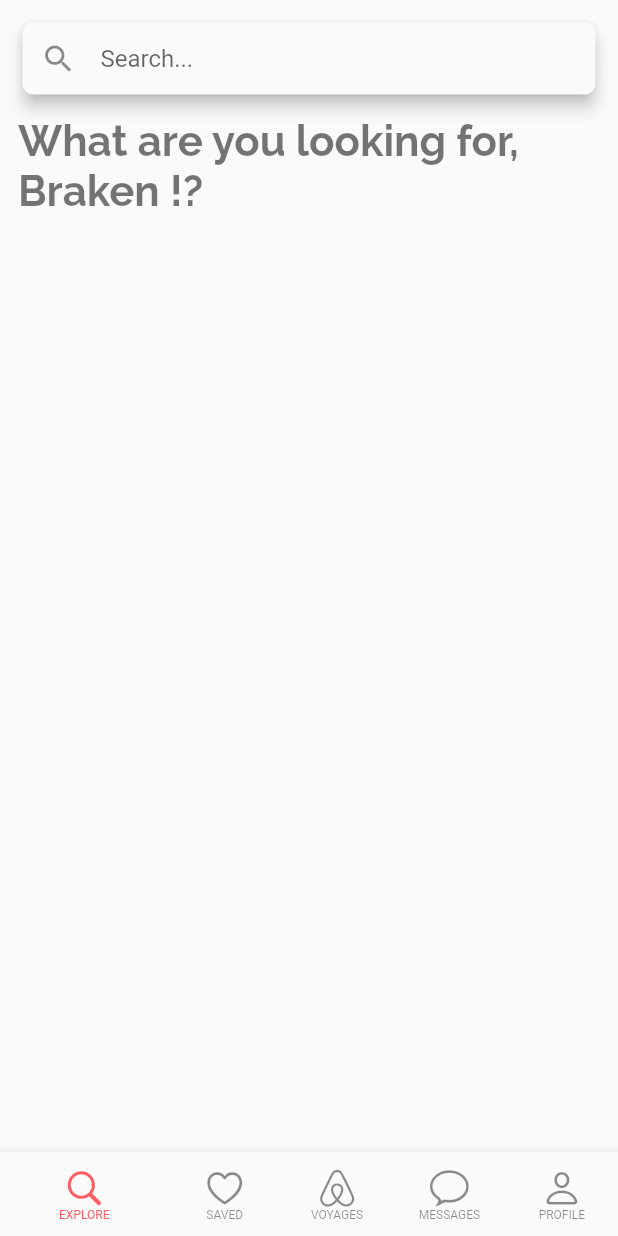
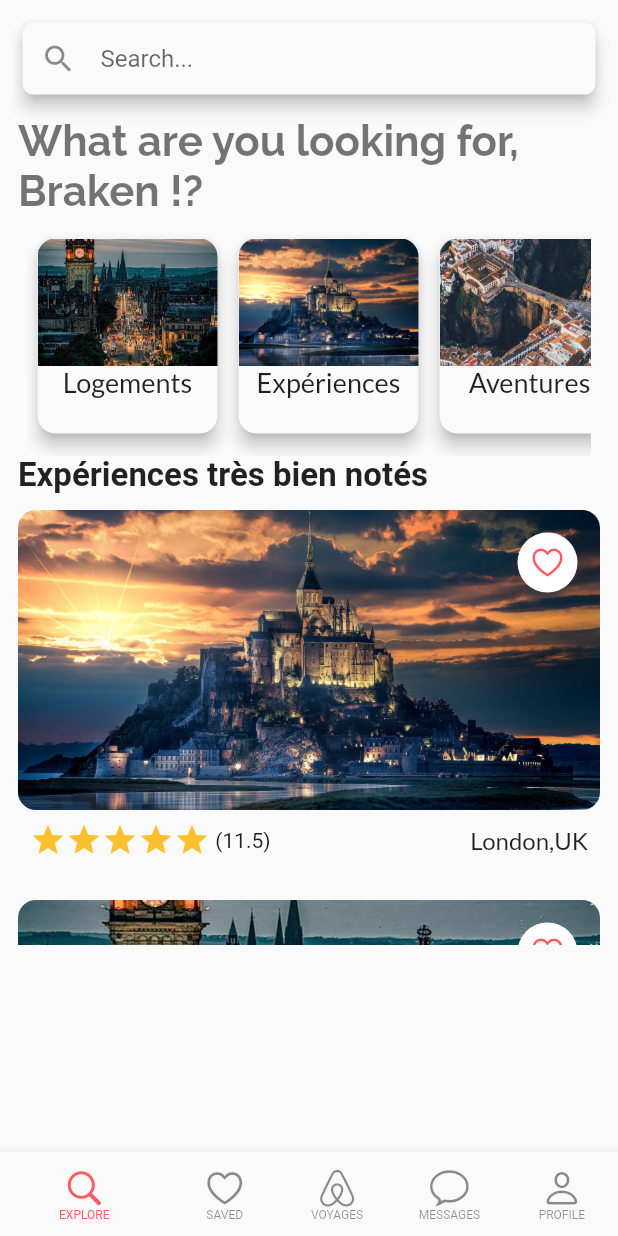
Before and after one commit to brakenseddik/AirBnb, a Flutter app: the screen it shows after launch, on a phone screen of 412 x 824 dp. Run offline on Flutter 3.47's test engine with Material 2 defaults, Android fonts, the phone set to English and light mode, and no system bars; our stand-ins replace font_awesome_flutter, google_fonts; Roboto replaces fonts that are missing (Signika).

Commit message:
add the explore page :)

```diff
--- /dev/null
+++ b/lib/components/aventures.dart
@@ -0,0 +1,108 @@
+import 'package:flutter/cupertino.dart';
+import 'package:flutter/material.dart';
+import 'package:google_fonts/google_fonts.dart';
+
+class Aventures extends StatelessWidget {
+  @override
+  Widget build(BuildContext context) {
+    return ListView(
+      children: <Widget>[
+        Trip(
+          title: 'London,UK',
+          imgURL: 'assets/mm.jpg',
+        ),
+        Trip(
+          title: 'Paris,France',
+          imgURL: 'assets/image.jpg',
+        ),
+        Trip(
+          title: 'Rome,Italy',
+          imgURL: 'assets/dd.jpg',
+        ),
+        Trip(
+          title: 'Hambourg,Germany',
+          imgURL: 'assets/london.jpg',
+        ),
+      ],
+    );
+  }
+}
+
+class Trip extends StatelessWidget {
+  final String imgURL, title;
+  Trip({this.title, this.imgURL});
+  @override
+  Widget build(BuildContext context) {
+    return Container(
+      margin: EdgeInsets.only(top: 10, left: 12, right: 12, bottom: 0),
+      height: 250,
+      child: Column(
+        children: <Widget>[
+          Stack(
+            children: <Widget>[
+              ClipRRect(
+                borderRadius: BorderRadius.all(Radius.circular(12)),
+                child: Image(
+                  fit: BoxFit.cover,
+                  height: 200,
+                  width: double.infinity,
+                  image: AssetImage(
+                    imgURL,
+                  ),
+                ),
+              ),
+              Positioned(
+                  top: 15,
+                  right: 15,
+                  child: CircleAvatar(
+                    backgroundColor: Colors.white,
+                    child: Icon(
+                      CupertinoIcons.heart,
+                      color: Color(0xFFFF5A60),
+                    ),
+                  ))
+            ],
+          ),
+          Padding(
+            padding: const EdgeInsets.all(8.0),
+            child: Row(
+              children: <Widget>[
+                Expanded(
+                  child: Row(
+                    children: <Widget>[
+                      Icon(
+                        Icons.star,
+                        color: Colors.yellow.shade700,
+                      ),
+                      Icon(
+                        Icons.star,
+                        color: Colors.yellow.shade700,
+                      ),
+                      Icon(
+                        Icons.star,
+                        color: Colors.yellow.shade700,
+                      ),
+                      Icon(
+                        Icons.star,
+                        color: Colors.yellow.shade700,
+                      ),
+                      Icon(
+                        Icons.star,
+                        color: Colors.yellow.shade700,
+                      ),
+                      Text(' (11.5)')
+                    ],
+                  ),
+                ),
+                Text(
+                  title,
+                  style: GoogleFonts.lato(fontSize: 16),
+                )
+              ],
+            ),
+          )
+        ],
+      ),
+    );
+  }
+}
--- /dev/null
+++ b/lib/components/cards.dart
@@ -0,0 +1,66 @@
+import 'package:flutter/cupertino.dart';
+import 'package:flutter/material.dart';
+import 'package:google_fonts/google_fonts.dart';
+
+class Cards extends StatelessWidget {
+  @override
+  Widget build(BuildContext context) {
+    return Padding(
+      padding: const EdgeInsets.symmetric(horizontal: 18),
+      child: ListView(
+        scrollDirection: Axis.horizontal,
+        children: <Widget>[
+          CardItem(
+            title: 'Logements',
+            imgURL: 'assets/image.jpg',
+          ),
+          CardItem(
+            title: 'Expériences',
+            imgURL: 'assets/mm.jpg',
+          ),
+          CardItem(
+            title: 'Aventures',
+            imgURL: 'assets/dd.jpg',
+          )
+        ],
+      ),
+    );
+  }
+}
+
+class CardItem extends StatelessWidget {
+  final String imgURL;
+  final String title;
+  CardItem({this.imgURL, this.title});
+  @override
+  Widget build(BuildContext context) {
+    return Container(
+        margin: EdgeInsets.only(top: 15, left: 7, right: 7, bottom: 15),
+        height: 110,
+        width: 120,
+        child: Material(
+          borderRadius: BorderRadius.all(Radius.circular(12)),
+          elevation: 4.5,
+          child: Column(
+            children: <Widget>[
+              ClipRRect(
+                  borderRadius: BorderRadius.only(
+                      topLeft: Radius.circular(12),
+                      topRight: Radius.circular(12)),
+                  child: Image.asset(
+                    imgURL,
+                    fit: BoxFit.cover,
+                    height: 85,
+                    width: 120,
+                  )),
+              Text(
+                title,
+                style: GoogleFonts.lato(
+                  fontSize: 18,
+                ),
+              )
+            ],
+          ),
+        ));
+  }
+}
--- a/lib/screens/explore.dart
+++ b/lib/screens/explore.dart
@@ -1,7 +1,9 @@
+import 'package:airbnb/components/aventures.dart';
+import 'package:airbnb/components/cards.dart';
+import 'package:airbnb/components/header.dart';
+import 'package:airbnb/components/searchbar.dart';
 import 'package:airbnb/constants/constants.dart';
-import 'package:airbnb/widgets/cards.dart';
-import 'package:airbnb/widgets/header.dart';
-import 'package:airbnb/widgets/searchbar.dart';
+
 import 'package:flutter/cupertino.dart';
 import 'package:flutter/material.dart';
 import 'package:google_fonts/google_fonts.dart';
@@ -20,8 +22,20 @@ class _ExploreState extends State<Explore> {
           searchBar(),
           Header(),
           Container(
-            height: 350,
+            height: 160,
             child: Cards(),
+          ),
+          Padding(
+            padding: const EdgeInsets.only(left: 12.0),
+            child: Text(
+              'Expériences très bien notés',
+              style: GoogleFonts.signika(
+                  fontSize: 22, fontWeight: FontWeight.bold),
+            ),
+          ),
+          Container(
+            height: 300,
+            child: Aventures(),
           )
         ],
       ),
--- a/lib/widgets/cards.dart
+++ /dev/null
@@ -1,25 +0,0 @@
-import 'package:flutter/material.dart';
-
-class Cards extends StatelessWidget {
-  @override
-  Widget build(BuildContext context) {
-    return Container(
-      child: ListView(
-        children: <Widget>[
-          CardItem(),
-        ],
-      ),
-    );
-  }
-}
-
-class CardItem extends StatelessWidget {
-  @override
-  Widget build(BuildContext context) {
-    return Material(
-      borderRadius: BorderRadius.all(Radius.circular(7)),
-      elevation: 4.5,
-      child: GridTile(child: Image.asset('')),
-    );
-  }
-}
--- a/pubspec.yaml
+++ b/pubspec.yaml
@@ -49,8 +49,8 @@ flutter:
   uses-material-design: true
 
   # To add assets to your application, add an assets section, like this:
-  # assets:
-  #   - images/a_dot_burr.jpeg
+  assets:
+    - assets/
   #   - images/a_dot_ham.jpeg
 
   # An image asset can refer to one or more resolution-specific "variants", see
```
Also changed, not shown: assets/dd.jpg (renamed from assets/incredible_europe_82909642_492745154767603_5649921554903874367_n.jpg), assets/hambourh.jpg (renamed from assets/incredible_europe_84338095_2250637821907611_5843583126709817105_n.jpg), assets/image.jpg (renamed from assets/europestyle_79810819_170042130899202_5731897879009320375_n.jpg), assets/london.jpg (renamed from assets/europestyle_79214964_168659674350544_3062646401603660522_n.jpg), lib/components/header.dart (renamed from lib/widgets/header.dart), lib/components/searchbar.dart (renamed from lib/widgets/searchbar.dart).
